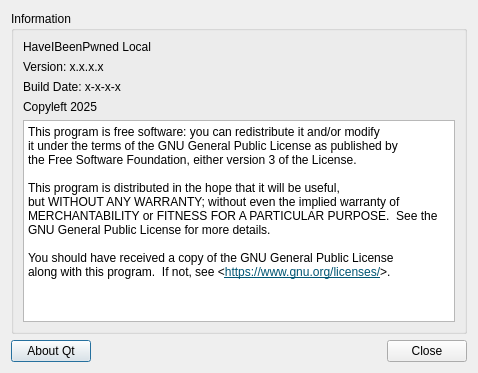
BrainB0ne/haveibeenpwned-local, file aboutdialog.ui: the form before one commit.
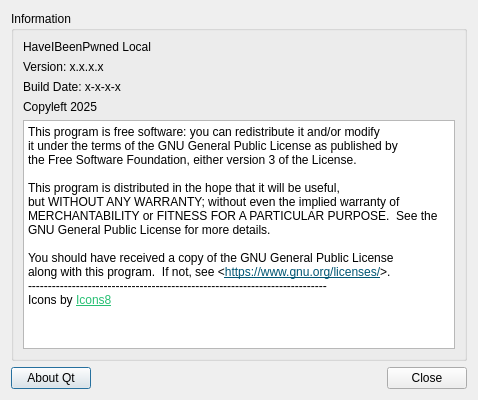
The form after the commit.

Commit message: added Icons8 link to AboutDialog

Diff of the .ui file:
```diff
--- a/aboutdialog.ui
+++ b/aboutdialog.ui
@@ -10,7 +10,7 @@
     <x>0</x>
     <y>0</y>
     <width>478</width>
-    <height>373</height>
+    <height>400</height>
    </rect>
   </property>
   <property name="windowTitle">
@@ -74,7 +74,9 @@
 &lt;p style=&quot; margin-top:0px; margin-bottom:0px; margin-left:0px; margin-right:0px; -qt-block-indent:0; text-indent:0px;&quot;&gt;GNU General Public License for more details.&lt;/p&gt;
 &lt;p style=&quot;-qt-paragraph-type:empty; margin-top:0px; margin-bottom:0px; margin-left:0px; margin-right:0px; -qt-block-indent:0; text-indent:0px;&quot;&gt;&lt;br /&gt;&lt;/p&gt;
 &lt;p style=&quot; margin-top:0px; margin-bottom:0px; margin-left:0px; margin-right:0px; -qt-block-indent:0; text-indent:0px;&quot;&gt;You should have received a copy of the GNU General Public License&lt;/p&gt;
-&lt;p style=&quot; margin-top:0px; margin-bottom:0px; margin-left:0px; margin-right:0px; -qt-block-indent:0; text-indent:0px;&quot;&gt;along with this program.  If not, see &amp;lt;&lt;a href=&quot;https://www.gnu.org/licenses/&quot;&gt;&lt;span style=&quot; text-decoration: underline; color:#005573;&quot;&gt;https://www.gnu.org/licenses/&lt;/span&gt;&lt;/a&gt;&amp;gt;.&lt;/p&gt;&lt;/body&gt;&lt;/html&gt;</string>
+&lt;p style=&quot; margin-top:0px; margin-bottom:0px; margin-left:0px; margin-right:0px; -qt-block-indent:0; text-indent:0px;&quot;&gt;along with this program.  If not, see &amp;lt;&lt;a href=&quot;https://www.gnu.org/licenses/&quot;&gt;&lt;span style=&quot; text-decoration: underline; color:#005573;&quot;&gt;https://www.gnu.org/licenses/&lt;/span&gt;&lt;/a&gt;&amp;gt;.&lt;/p&gt;
+&lt;p style=&quot; margin-top:0px; margin-bottom:0px; margin-left:0px; margin-right:0px; -qt-block-indent:0; text-indent:0px;&quot;&gt;---------------------------------------------------------------------------&lt;/p&gt;
+&lt;p style=&quot; margin-top:0px; margin-bottom:0px; margin-left:0px; margin-right:0px; -qt-block-indent:0; text-indent:0px;&quot;&gt;Icons by &lt;a href=&quot;https://icons8.com/&quot;&gt;&lt;span style=&quot; text-decoration: underline; color:#27bf73;&quot;&gt;Icons8&lt;/span&gt;&lt;/a&gt;&lt;/p&gt;&lt;/body&gt;&lt;/html&gt;</string>
         </property>
         <property name="textInteractionFlags">
          <set>Qt::TextInteractionFlag::LinksAccessibleByMouse|Qt::TextInteractionFlag::TextSelectableByMouse</set>
```
